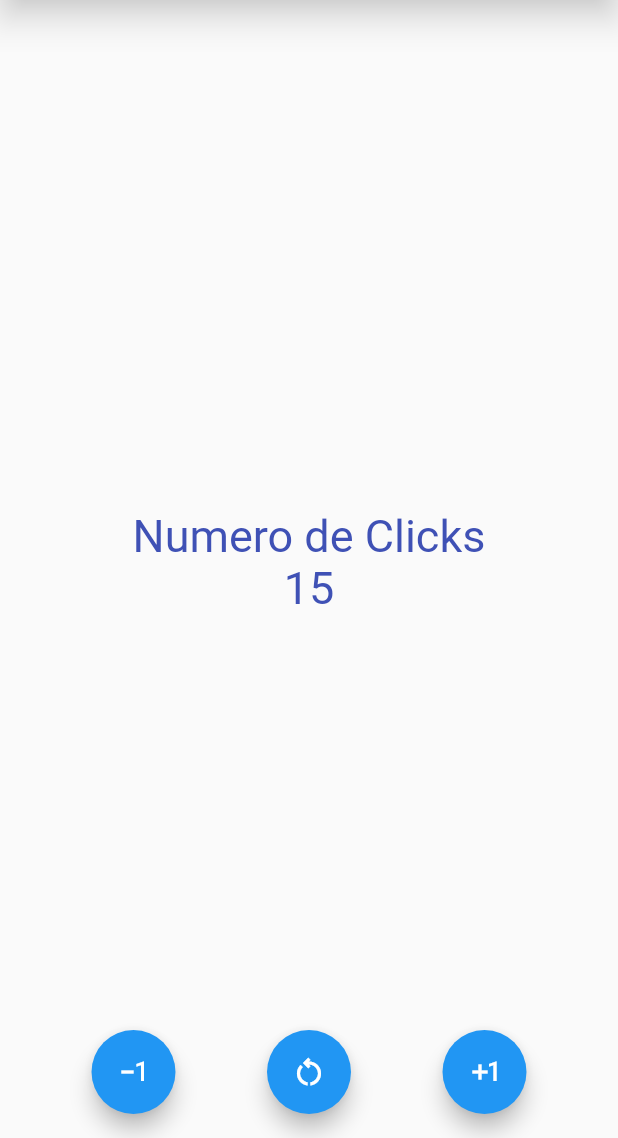
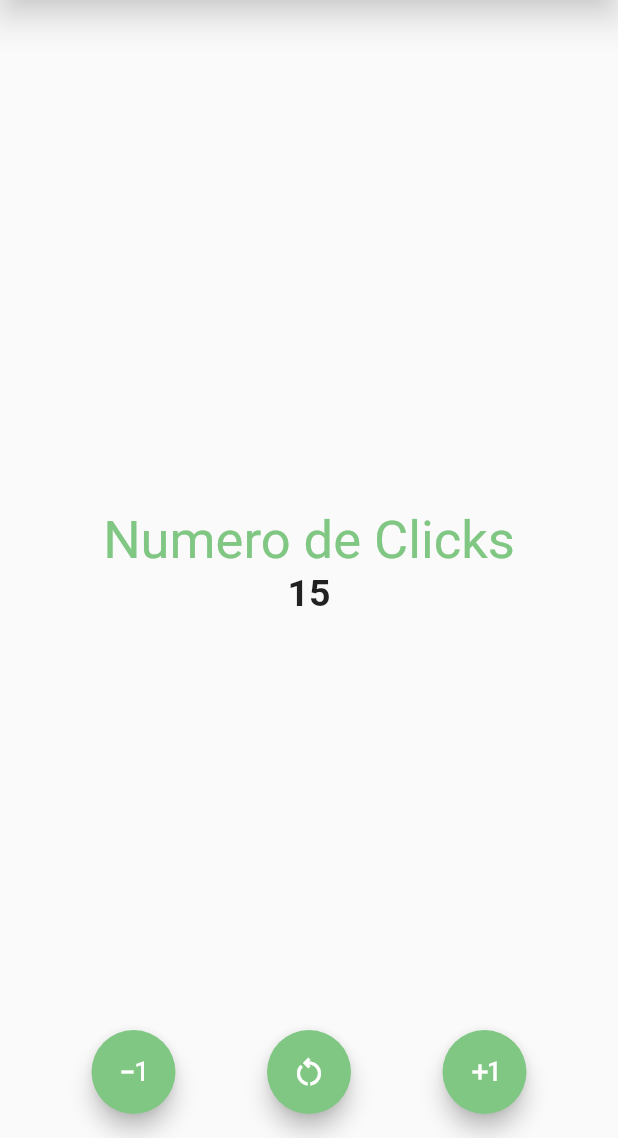
Before and after one commit to AlvaroBishop/counter_app-Flutter, a Flutter app: the screen it shows after launch, on a phone screen of 412 x 824 dp, the part 98-1236 px from its top. Run offline on Flutter 3.47's test engine with Material 2 defaults, Android fonts, the phone set to English and light mode, and no system bars.

Commit message:
edited colors

```diff
--- a/lib/screens/counter_screen.dart
+++ b/lib/screens/counter_screen.dart
@@ -30,7 +30,7 @@ class _CounterScreenState extends State<CounterScreen> {
   Widget build(BuildContext context) {
     // variables
 
-    TextStyle textStyle = const TextStyle(fontSize: 30, color: Colors.indigo);
+    TextStyle textStyle = TextStyle(fontSize: 35, color: Colors.green[300]);
 
     return Scaffold(
       // Prepara el sitio para que pueda trabajar en el
@@ -47,7 +47,10 @@ class _CounterScreenState extends State<CounterScreen> {
             Text('Numero de Clicks', style: textStyle),
             Text(
               '$counter',
-              style: textStyle,
+              style: const TextStyle(
+                fontSize: 25,
+                fontWeight: FontWeight.bold,
+              ),
             ),
           ],
         ),
@@ -82,14 +85,20 @@ class CustomFloatingActions extends StatelessWidget {
       children: [
         FloatingActionButton(
           onPressed: () => decreaseFn(),
+          backgroundColor: Colors.green[300],
+          splashColor: Colors.white70,
           child: const Icon(Icons.exposure_minus_1_outlined),
         ),
         FloatingActionButton(
           onPressed: () => resetFn(),
+          backgroundColor: Colors.green[300],
+          splashColor: Colors.white70,
           child: const Icon(Icons.restart_alt_outlined),
         ),
         FloatingActionButton(
           onPressed: () => increaseFn(),
+          backgroundColor: Colors.green[300],
+          splashColor: Colors.white70,
           child: const Icon(Icons.exposure_plus_1_outlined),
         ),
       ],
```
